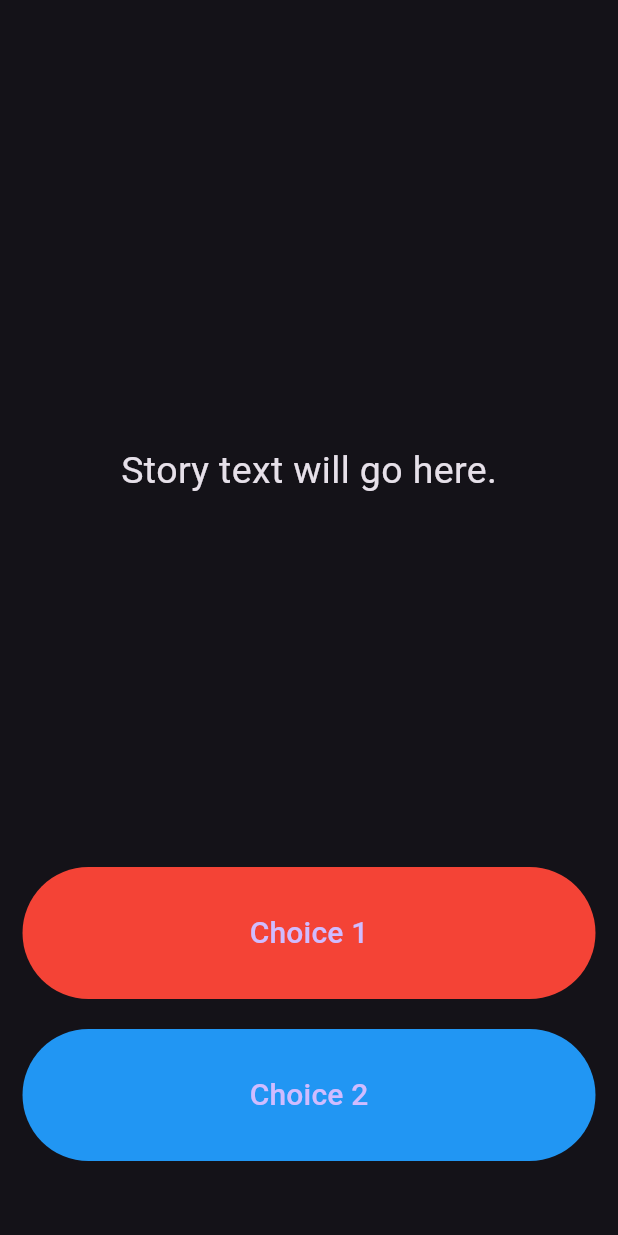
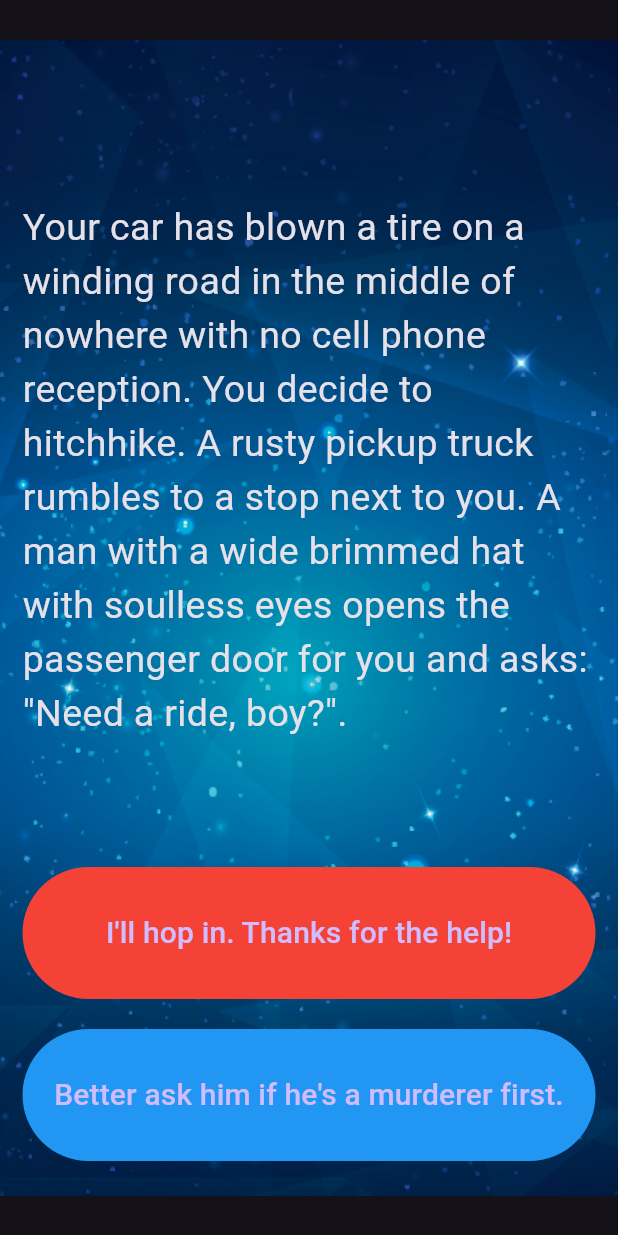
Before and after one commit to josh-W42/cyoa_flutter, a Flutter app: the screen it shows after launch, on a phone screen of 412 x 824 dp. Run offline on Flutter 3.47's test engine with Material 3 defaults, Android fonts, the phone set to English and light mode, and no system bars.

Commit message:
app complete

```diff
--- a/lib/main.dart
+++ b/lib/main.dart
@@ -1,6 +1,5 @@
+import 'package:cyoa_app/story_brain.dart';
 import 'package:flutter/material.dart';
-
-//TODO: Step 15 - Run the app and see if you can see the screen update with the first story. Delete this TODO if it looks as you expected.
 
 void main() {
   runApp(const ChooseYourOwnAdventureApp());
@@ -18,31 +17,31 @@ class ChooseYourOwnAdventureApp extends StatelessWidget {
   }
 }
 
-//TODO: Step 9 - Create a new storyBrain object from the StoryBrain class.
-
 class StoryPage extends StatefulWidget {
   _StoryPageState createState() => _StoryPageState();
 }
 
 class _StoryPageState extends State<StoryPage> {
+  var storyBrain = StoryBrain();
+
   @override
   Widget build(BuildContext context) {
     return Scaffold(
       body: Container(
-        //TODO: Step 1 - Add background.png to this Container as a background image.
+        decoration: const BoxDecoration(
+            image: DecorationImage(image: AssetImage('images/background.png'))),
         padding: const EdgeInsets.symmetric(vertical: 50.0, horizontal: 15.0),
         constraints: const BoxConstraints.expand(),
         child: SafeArea(
           child: Column(
             crossAxisAlignment: CrossAxisAlignment.stretch,
             children: <Widget>[
-              const Expanded(
+              Expanded(
                 flex: 12,
                 child: Center(
                   child: Text(
-                    //TODO: Step 10 - use the storyBrain to get the first story title and display it in this Text Widget.
-                    'Story text will go here.',
-                    style: TextStyle(
+                    storyBrain.getStory(),
+                    style: const TextStyle(
                       fontSize: 25.0,
                     ),
                   ),
@@ -53,14 +52,15 @@ class _StoryPageState extends State<StoryPage> {
                 child: TextButton(
                   onPressed: () {
                     //Choice 1 made by user.
-                    //TODO: Step 18 - Call the nextStory() method from storyBrain and pass the number 1 as the choice made by the user.
+                    setState(() {
+                      storyBrain.nextStory(1);
+                    });
                   },
                   style: const ButtonStyle(
                       backgroundColor: WidgetStatePropertyAll(Colors.red)),
-                  child: const Text(
-                    //TODO: Step 13 - Use the storyBrain to get the text for choice 1.
-                    'Choice 1',
-                    style: TextStyle(
+                  child: Text(
+                    storyBrain.getChoice1(),
+                    style: const TextStyle(
                       fontSize: 20.0,
                     ),
                   ),
@@ -71,20 +71,22 @@ class _StoryPageState extends State<StoryPage> {
               ),
               Expanded(
                 flex: 2,
-                //TODO: Step 26 - Use a Flutter Visibility Widget to wrap this FlatButton.
-                //TODO: Step 28 - Set the "visible" property of the Visibility Widget to equal the output from the buttonShouldBeVisible() method in the storyBrain.
+                child: Visibility(
+                  visible: storyBrain.buttonShouldBeVisible(),
                   child: TextButton(
                     onPressed: () {
                       //Choice 2 made by user.
-                    //TODO: Step 19 - Call the nextStory() method from storyBrain and pass the number 2 as the choice made by the user.
+                      setState(() {
+                        storyBrain.nextStory(2);
+                      });
                     },
                     style: const ButtonStyle(
                         backgroundColor: WidgetStatePropertyAll(Colors.blue)),
-                  child: const Text(
-                    //TODO: Step 14 - Use the storyBrain to get the text for choice 2.
-                    'Choice 2',
-                    style: TextStyle(
+                    child: Text(
+                      storyBrain.getChoice2(),
+                      style: const TextStyle(
                         fontSize: 20.0,
+                      ),
                     ),
                   ),
                 ),
@@ -96,7 +98,3 @@ class _StoryPageState extends State<StoryPage> {
     );
   }
 }
-
-//TODO: Step 24 - Run the app and try to figure out what code you need to add to this file to make the story change when you press on the choice buttons.
-
-//TODO: Step 29 - Run the app and test it against the Story Outline to make sure you've completed all the steps. The code for the completed app can be found here: https://github.com/londonappbrewery/destini-challenge-completed/
```
Also changed, not shown: lib/story_brain.dart (+34 -22 lines). Lines whose indentation alone changed are shown as unchanged.
